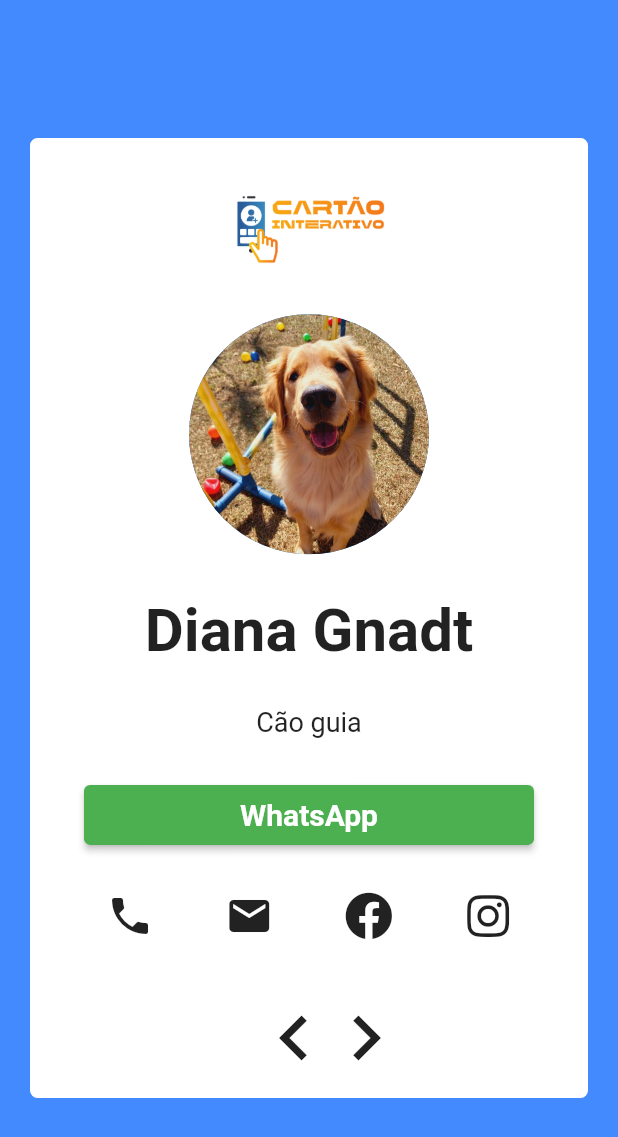
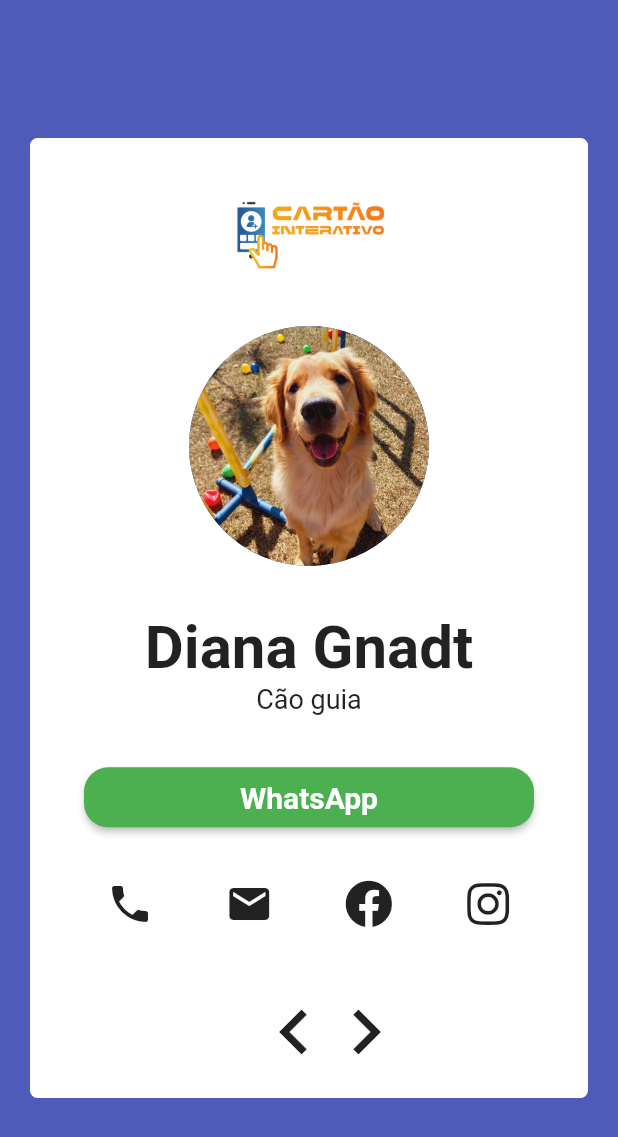
Before and after one commit to GnadtFernando/DesafioFlutterMobilus, a Flutter app: the screen it shows after launch, after a tap on the "navigate next" icon, on a phone screen of 412 x 824 dp. Shown: the top 1137 px of the screen. Run offline on Flutter 3.47's test engine with Material 2 defaults, Android fonts, the phone set to English and light mode, and no system bars; our stand-ins replace font_awesome_flutter.

Commit message:
melhorias no codigo e tela 3

```diff
--- a/lib/pages/page1.dart
+++ b/lib/pages/page1.dart
@@ -7,7 +7,7 @@ class Page1 extends StatelessWidget {
   @override
   Widget build(BuildContext context) {
     return Scaffold(
-      backgroundColor: Colors.blueAccent,
+      backgroundColor: const Color.fromARGB(230, 60, 73, 177),
       body: SafeArea(
           child: Column(
         mainAxisAlignment: MainAxisAlignment.spaceEvenly,
@@ -61,31 +61,31 @@ class Page1 extends StatelessWidget {
                   ),
                   Container(
                     margin: const EdgeInsets.fromLTRB(0, 0, 0, 80),
-                    width: 280,
-                    height: 80,
+                    width: 320,
+                    height: 60,
                     color: Colors.red,
                     child: Row(
                       mainAxisAlignment: MainAxisAlignment.spaceEvenly,
                       children: [
                         Container(
-                          width: 40,
+                          width: 60,
                           height: 80,
-                          color: Colors.blue,
+                          color: const Color.fromARGB(255, 100, 237, 255),
                         ),
                         Container(
-                          width: 40,
+                          width: 60,
                           height: 80,
-                          color: Colors.blue,
+                          color: const Color.fromARGB(255, 100, 237, 255),
                         ),
                         Container(
-                          width: 40,
+                          width: 60,
                           height: 80,
-                          color: Colors.blue,
+                          color: const Color.fromARGB(255, 100, 237, 255),
                         ),
                         Container(
-                          width: 40,
+                          width: 60,
                           height: 80,
-                          color: Colors.blue,
+                          color: const Color.fromARGB(255, 100, 237, 255),
                         ),
                       ],
                     ),
--- a/lib/pages/page2.dart
+++ b/lib/pages/page2.dart
@@ -8,7 +8,7 @@ class Page2 extends StatelessWidget {
   @override
   Widget build(BuildContext context) {
     return Scaffold(
-      backgroundColor: Colors.blueAccent,
+      backgroundColor: const Color.fromARGB(230, 60, 73, 177),
       body: SafeArea(
           child: Column(
         mainAxisAlignment: MainAxisAlignment.spaceEvenly,
@@ -36,16 +36,22 @@ class Page2 extends StatelessWidget {
                     backgroundImage: AssetImage('assets/img/diana.jpeg'),
                     radius: 80,
                   ),
-                  const Text(
-                    'Diana Gnadt',
-                    style: TextStyle(fontWeight: FontWeight.bold, fontSize: 40),
-                  ),
-                  const Text(
-                    'Cão guia',
-                    style: TextStyle(fontSize: 18),
-                  ),
+                  Column(children: const [
+                    Text(
+                      'Diana Gnadt',
+                      style:
+                          TextStyle(fontWeight: FontWeight.bold, fontSize: 40),
+                    ),
+                    Text(
+                      'Cão guia',
+                      style: TextStyle(fontSize: 18),
+                    ),
+                  ]),
                   ElevatedButton(
                     style: ElevatedButton.styleFrom(
+                      shape: RoundedRectangleBorder(
+                        borderRadius: BorderRadius.circular(16.0),
+                      ),
                       primary: Colors.green,
                       fixedSize: const Size(300, 40),
                     ),
--- a/pubspec.yaml
+++ b/pubspec.yaml
@@ -62,7 +62,7 @@ flutter:
   assets:
     - assets/img/diana.jpeg
     - assets/img/logo_detodos_cartão.png
-
+    - assets/img/umbrella_logo.png
 
   # An image asset can refer to one or more resolution-specific "variants", see
   # https://flutter.dev/assets-and-images/#resolution-aware.
```
Also changed, not shown: lib/pages/page3.dart (+52 -4 lines), assets/img/umbrella_logo.png (added).
